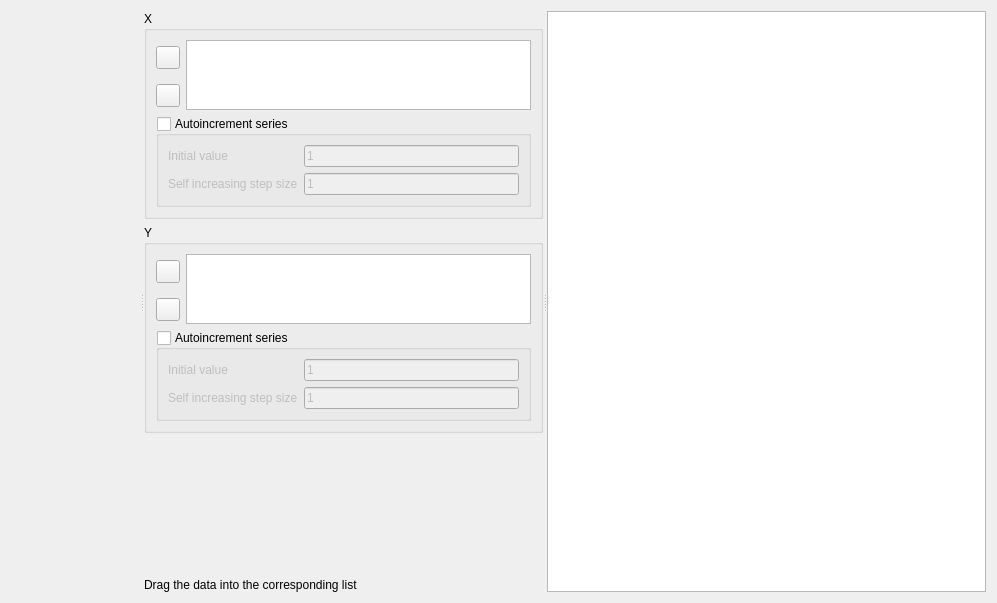
Above: src/DAGui/DAChartAddXYSeriesWidget.ui from czyt1988/data-workbench before the change. Below: the same form after it.
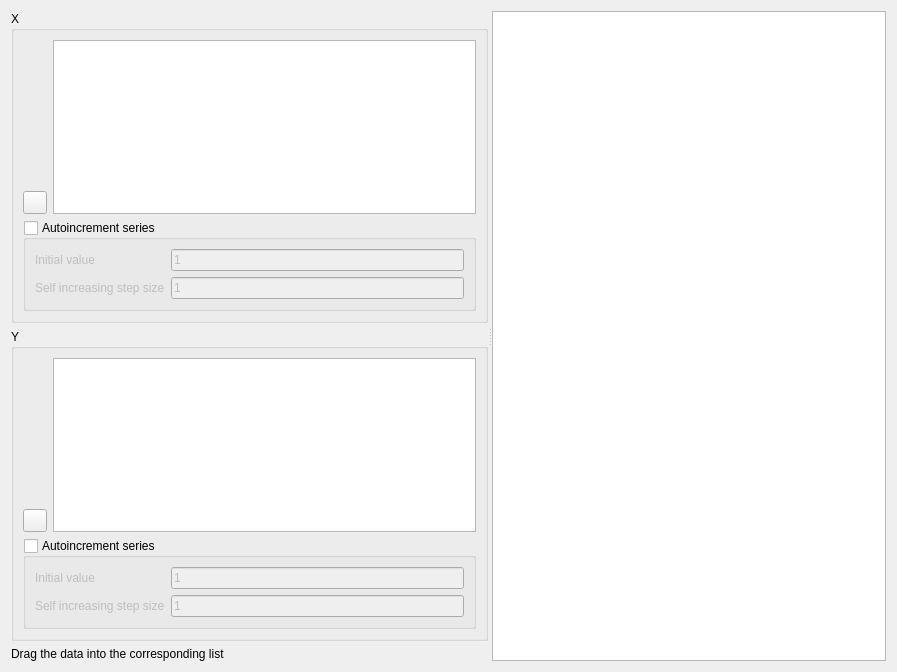
That is the form after the change. Icons and pictures are not drawn. Custom widgets are drawn as their Qt base class.

Diff of the .ui file:
```diff
--- a/src/DAGui/DAChartAddXYSeriesWidget.ui
+++ b/src/DAGui/DAChartAddXYSeriesWidget.ui
@@ -6,8 +6,8 @@
    <rect>
     <x>0</x>
     <y>0</y>
-    <width>997</width>
-    <height>603</height>
+    <width>897</width>
+    <height>672</height>
    </rect>
   </property>
   <property name="windowTitle">
@@ -15,15 +15,10 @@
   </property>
   <layout class="QVBoxLayout" name="verticalLayout_2">
    <item>
-    <widget class="QSplitter" name="splitter_2">
-     <property name="orientation">
-      <enum>Qt::Orientation::Horizontal</enum>
-     </property>
      <widget class="QSplitter" name="splitter">
       <property name="orientation">
-       <enum>Qt::Orientation::Horizontal</enum>
-      </property>
-      <widget class="DA::DADataManagerTreeWidget" name="dataManagerWidget" native="true"/>
+      <enum>Qt::Horizontal</enum>
+     </property>
       <widget class="QWidget" name="layoutWidget">
        <layout class="QVBoxLayout" name="verticalLayout">
         <item>
@@ -35,17 +30,6 @@
            <bool>true</bool>
           </property>
           <layout class="QGridLayout" name="gridLayout_4">
-           <item row="0" column="0">
-            <widget class="QToolButton" name="toolButtonAddToX">
-             <property name="text">
-              <string/>
-             </property>
-             <property name="icon">
-              <iconset resource="icon.qrc">
-               <normaloff>:/DAGui/icon/right-add.svg</normaloff>:/DAGui/icon/right-add.svg</iconset>
-             </property>
-            </widget>
-           </item>
            <item row="0" column="1" rowspan="2">
             <widget class="DA::DAPySeriesListView" name="listViewX"/>
            </item>
@@ -118,17 +102,6 @@
            <bool>true</bool>
           </property>
           <layout class="QGridLayout" name="gridLayout_3">
-           <item row="0" column="0">
-            <widget class="QToolButton" name="toolButtonAddToY">
-             <property name="text">
-              <string/>
-             </property>
-             <property name="icon">
-              <iconset resource="icon.qrc">
-               <normaloff>:/DAGui/icon/right-add.svg</normaloff>:/DAGui/icon/right-add.svg</iconset>
-             </property>
-            </widget>
-           </item>
            <item row="0" column="1" rowspan="2">
             <widget class="DA::DAPySeriesListView" name="listViewY"/>
            </item>
@@ -195,7 +168,7 @@
         <item>
          <spacer name="verticalSpacer">
           <property name="orientation">
-           <enum>Qt::Orientation::Vertical</enum>
+          <enum>Qt::Vertical</enum>
           </property>
           <property name="sizeHint" stdset="0">
            <size>
@@ -210,10 +183,12 @@
           <property name="text">
            <string>Drag the data into the corresponding list</string>
           </property>
+         <property name="alignment">
+          <set>Qt::AlignBottom|Qt::AlignLeading|Qt::AlignLeft</set>
+         </property>
          </widget>
         </item>
        </layout>
-      </widget>
      </widget>
      <widget class="DA::DAPySeriesTableView" name="tableViewXY"/>
     </widget>
@@ -237,12 +212,6 @@
    <extends>QListView</extends>
    <header>DAPySeriesListView.h</header>
   </customwidget>
-  <customwidget>
-   <class>DA::DADataManagerTreeWidget</class>
-   <extends>QWidget</extends>
-   <header>DADataManagerTreeWidget.h</header>
-   <container>1</container>
-  </customwidget>
  </customwidgets>
  <resources>
   <include location="icon.qrc"/>
```
Left out of the diff: 32 changed lines with no effect on the pictures. Lines whose indentation alone changed are shown as unchanged.
